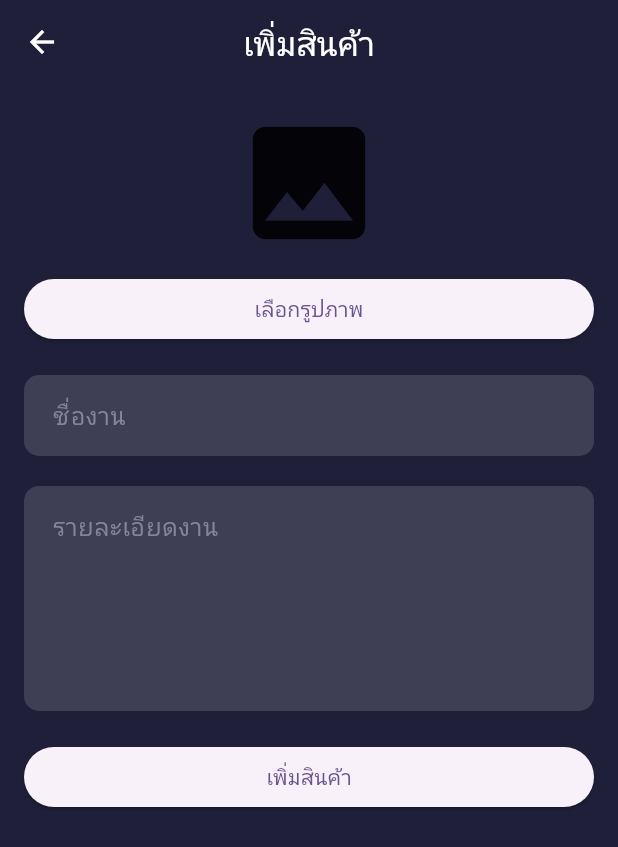
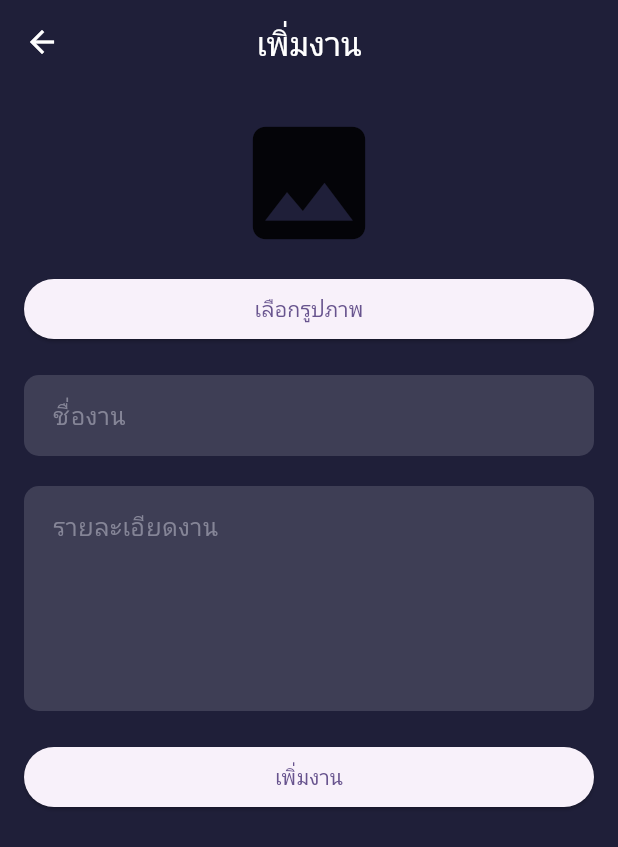
Before and after one commit to petethe04855/job_acceptance_system_v2, a Flutter app: the AddTaskScreen screen opened by its route, on a phone screen of 412 x 824 dp. Shown: the top 847 px of the screen. Run offline on Flutter 3.47's test engine with Material 3 defaults, Android fonts, the phone set to English and light mode, and no system bars; our stand-ins replace cloud_firestore, file_picker, firebase_auth, firebase_core, firebase_storage, flutter_map and 5 more; accounts and stored records are empty.

Commit message:
update add_task admin_submit edit meun user

```diff
--- a/lib/screen/admin/add_task_screen.dart
+++ b/lib/screen/admin/add_task_screen.dart
@@ -53,7 +53,7 @@ class _AddTaskScreenState extends State<AddTaskScreen> {
       backgroundColor: primary,
       resizeToAvoidBottomInset: true,
       appBar: AppBar(
-        title: Text('เพิ่มสินค้า'),
+        title: Text('เพิ่มงาน'),
         backgroundColor: primary,
         foregroundColor: Colors.white,
         centerTitle: true,
@@ -108,7 +108,7 @@ class _AddTaskScreenState extends State<AddTaskScreen> {
                   );
                   Navigator.pop(context);
                 },
-                child: Text('เพิ่มสินค้า'),
+                child: Text('เพิ่มงาน'),
               ),
             ],
           ),
--- a/lib/screen/admin/admin_submit_work.dart
+++ b/lib/screen/admin/admin_submit_work.dart
@@ -85,7 +85,7 @@ class _AdminSubmitWorkState extends State<AdminSubmitWork> {
                       time,
                       _detailsController.text,
                     );
-                    Navigator.pop(context);
+                    Navigator.popAndPushNamed(context, '/meun_admin_screen');
                   },
                   child: Text(
                     "ส่งประเมิน",
--- a/lib/screen/admin/edit_screen.dart
+++ b/lib/screen/admin/edit_screen.dart
@@ -48,7 +48,7 @@ class _EditScreenState extends State<EditScreen> {
       backgroundColor: primary,
       resizeToAvoidBottomInset: true,
       appBar: AppBar(
-        title: Text('เพิ่มสินค้า'),
+        title: Text('รายละเอียดงาน'),
         backgroundColor: primary,
         foregroundColor: Colors.white,
         centerTitle: true,
```
Also changed, not shown: lib/screen/menu/meun_screen.dart (+10 -13 lines).
